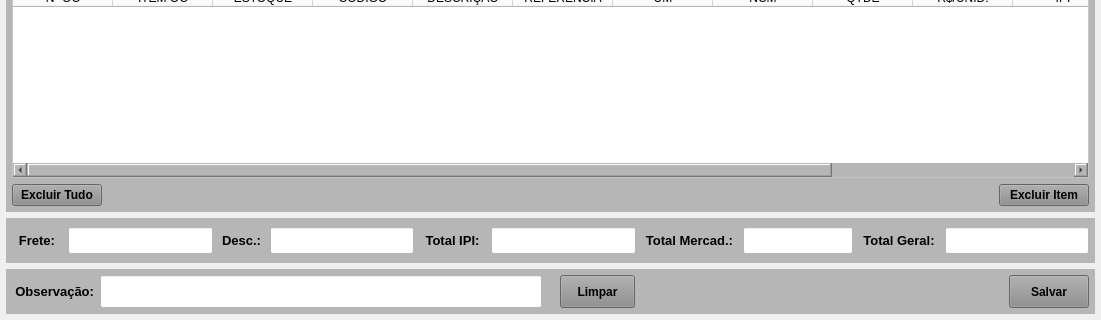
Before: the Qt Designer form forms/tela_nf_compra_incluir.ui in Azevedo84/erp_suzuki, drawn with Qt 5; both pictures show x 0 to 1101 and y 400 to 720 of the 1101 by 720 pixel window.
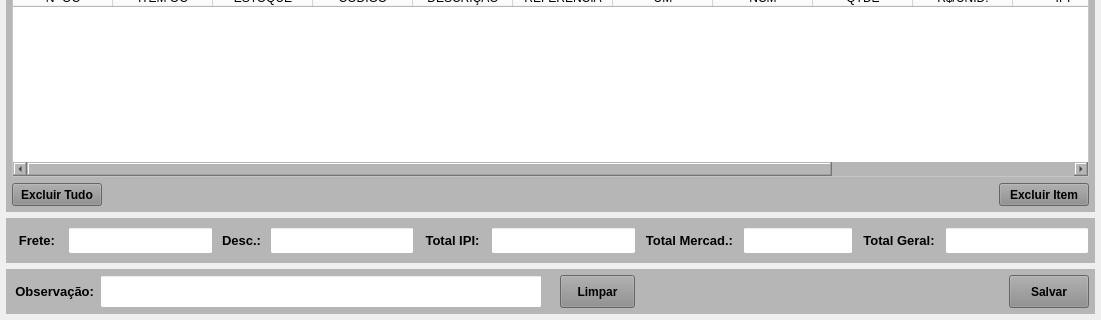
After: the same form once the commit is applied.

Patch:
```diff
--- a/forms/tela_nf_compra_incluir.ui
+++ b/forms/tela_nf_compra_incluir.ui
@@ -1982,6 +1982,18 @@
        </item>
        <item>
         <widget class="QWidget" name="widget" native="true">
+         <property name="minimumSize">
+          <size>
+           <width>0</width>
+           <height>23</height>
+          </size>
+         </property>
+         <property name="maximumSize">
+          <size>
+           <width>16777215</width>
+           <height>23</height>
+          </size>
+         </property>
          <layout class="QHBoxLayout" name="horizontalLayout_8">
           <property name="leftMargin">
            <number>0</number>
```
